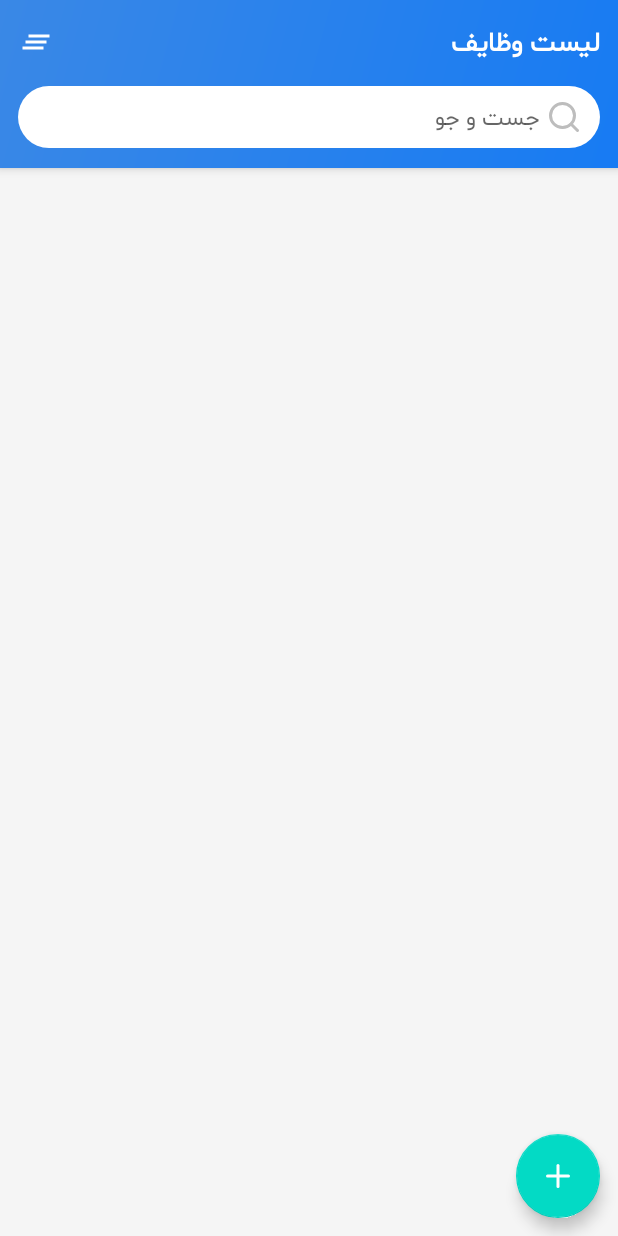
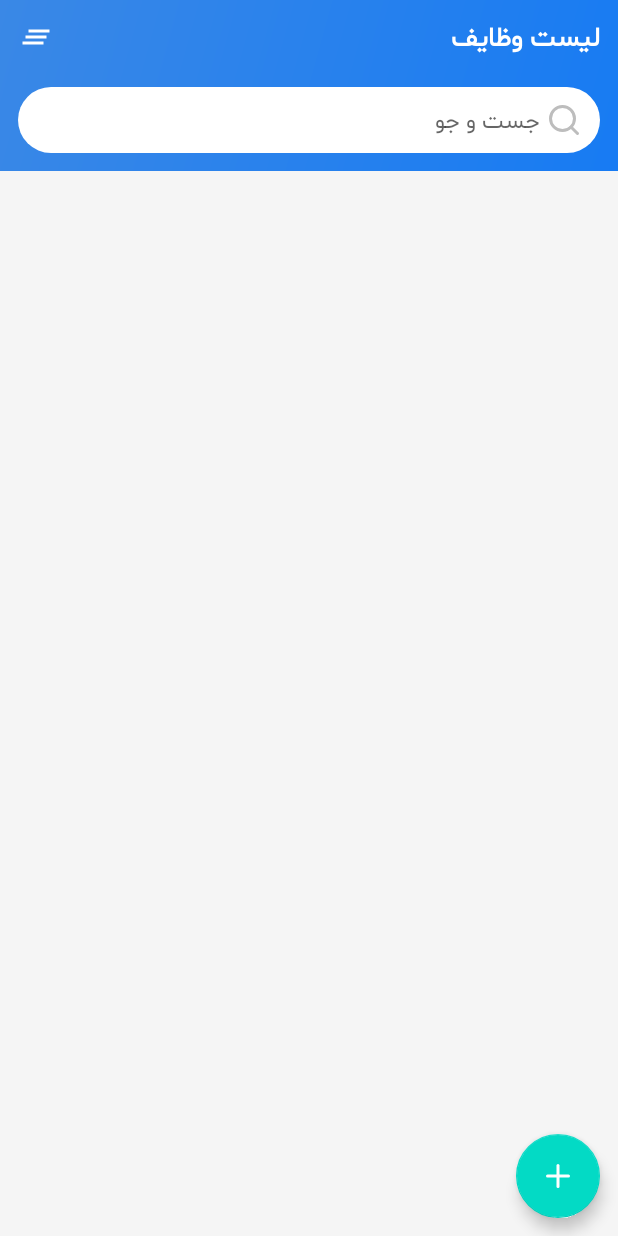
Before and after one commit to sarina-hemmatpour/ToDoListProject, an Android app: the layout activity_main.xml on its own in the app's theme, with its tools: preview values and no code run, on a phone screen of 412 x 824 dp. Run offline under Robolectric (Android 15) with nearby library versions, the phone set to English and light mode, and no system bars.

```diff
--- a/app/build.gradle
+++ b/app/build.gradle
@@ -28,7 +28,6 @@ android {
 }
 
 dependencies {
-
     implementation 'androidx.appcompat:appcompat:1.4.2'
     implementation 'com.google.android.material:material:1.6.1'
     implementation 'androidx.constraintlayout:constraintlayout:2.1.4'
--- a/app/src/main/java/com/example/todolistproject/Task.java
+++ b/app/src/main/java/com/example/todolistproject/Task.java
@@ -7,6 +7,11 @@ public class Task {
 
     public Task(long id, String title, boolean isDone) {
         this.id = id;
+        this.title = title;
+        this.isDone = isDone;
+    }
+
+    public Task(String title, boolean isDone) {
         this.title = title;
         this.isDone = isDone;
     }
--- a/app/src/main/res/layout/activity_main.xml
+++ b/app/src/main/res/layout/activity_main.xml
@@ -10,11 +10,13 @@
     <com.google.android.material.appbar.AppBarLayout
         android:layout_width="match_parent"
         android:layout_height="wrap_content"
-        android:background="@drawable/background_appbar">
+        android:background="@drawable/background_appbar"
+        app:liftOnScroll="true">
 
         <RelativeLayout
+            app:layout_scrollFlags="scroll|enterAlways"
             android:layout_width="match_parent"
-            android:layout_height="56dp"
+            android:layout_height="50dp"
             android:layoutDirection="rtl">
 
             <TextView
@@ -31,16 +33,17 @@
             <ImageView
                 android:layout_width="wrap_content"
                 android:layout_height="wrap_content"
-                android:src="@drawable/ic_clear_all_white_24dp"
                 android:layout_alignParentEnd="true"
                 android:layout_centerVertical="true"
-                android:layout_marginEnd="12dp"/>
+                android:layout_marginEnd="12dp"
+                android:src="@drawable/ic_clear_all_white_24dp" />
 
         </RelativeLayout>
 
         <FrameLayout
             android:layout_width="match_parent"
-            android:layout_height="56dp"
+            android:layout_height="64dp"
+            android:paddingTop="8dp"
             android:paddingStart="12dp"
             android:paddingEnd="12dp"
             android:paddingBottom="12dp"
@@ -49,14 +52,15 @@
             <EditText
                 android:layout_width="match_parent"
                 android:layout_height="wrap_content"
-                tools:ignore="SpeakableTextPresentCheck"
+                android:layout_gravity="center_vertical"
                 android:background="@drawable/background_et_search"
+                android:hint="@string/search"
+                android:minHeight="48dp"
                 android:paddingStart="40dp"
                 android:paddingTop="8dp"
                 android:paddingBottom="8dp"
-                android:hint="@string/search"
                 android:textSize="15sp"
-                android:layout_gravity="center_vertical"/>
+                tools:ignore="SpeakableTextPresentCheck,TouchTargetSizeCheck" />
 
             <ImageView
                 android:layout_width="wrap_content"
@@ -81,10 +85,11 @@
         app:layout_behavior="com.google.android.material.appbar.AppBarLayout$ScrollingViewBehavior"/>
 
     <com.google.android.material.floatingactionbutton.FloatingActionButton
+        android:id="@+id/fab_main_addTask"
         android:layout_width="wrap_content"
         android:layout_height="wrap_content"
-        android:src="@drawable/ic_plus_24dp"
         android:layout_gravity="end|bottom"
         android:layout_margin="12dp"
-        android:id="@+id/fab_main_addTask"/>
+        android:src="@drawable/ic_plus_24dp"
+        tools:ignore="SpeakableTextPresentCheck" />
 </androidx.coordinatorlayout.widget.CoordinatorLayout>
--- a/app/src/main/res/layout/dialog.xml
+++ b/app/src/main/res/layout/dialog.xml
@@ -14,17 +14,20 @@
         android:textColor="@color/black"
         android:textStyle="bold"/>
     <com.google.android.material.textfield.TextInputLayout
+        android:id="@+id/etLayout_dialog_title"
         android:layout_width="match_parent"
         android:layout_height="wrap_content"
         style="@style/Widget.MaterialComponents.TextInputLayout.OutlinedBox"
         android:hint="@string/dialog_title"
         android:layout_marginTop="8dp">
         <com.google.android.material.textfield.TextInputEditText
+            android:id="@+id/et_dialog_title"
             android:layout_width="match_parent"
             android:layout_height="wrap_content"/>
     </com.google.android.material.textfield.TextInputLayout>
 
     <com.google.android.material.button.MaterialButton
+        android:id="@+id/btn_dialog_save"
         android:layout_width="match_parent"
         android:layout_height="64dp"
         android:backgroundTint="@color/colorAccent"
--- a/app/src/main/res/layout/item_task.xml
+++ b/app/src/main/res/layout/item_task.xml
@@ -12,11 +12,13 @@
     android:layout_marginBottom="4dp">
 
     <CheckBox
+        android:id="@+id/chb_taskItem_task"
         android:layout_width="wrap_content"
         android:layout_height="wrap_content"
         android:text="انجام تسک"/>
 
     <ImageView
+        android:id="@+id/img_taskItem_remove"
         android:layout_width="wrap_content"
         android:layout_height="36dp"
         android:layout_gravity="end|center_vertical"
--- a/build.gradle
+++ b/build.gradle
@@ -1,7 +1,9 @@
 // Top-level build file where you can add configuration options common to all sub-projects/modules.
+
 plugins {
     id 'com.android.application' version '7.1.1' apply false
     id 'com.android.library' version '7.1.1' apply false
+
 }
 
 task clean(type: Delete) {
```
Also changed, not shown: app/src/main/java/com/example/todolistproject/MainActivity.java (+45 -3 lines), app/src/main/java/com/example/todolistproject/TaskAdapter.java (+85 -2 lines), app/src/main/java/com/example/todolistproject/TaskDBHelper.java (added, +143 -0 lines), app/src/main/java/com/example/todolistproject/TaskDialog.java (+40 -1 lines).
